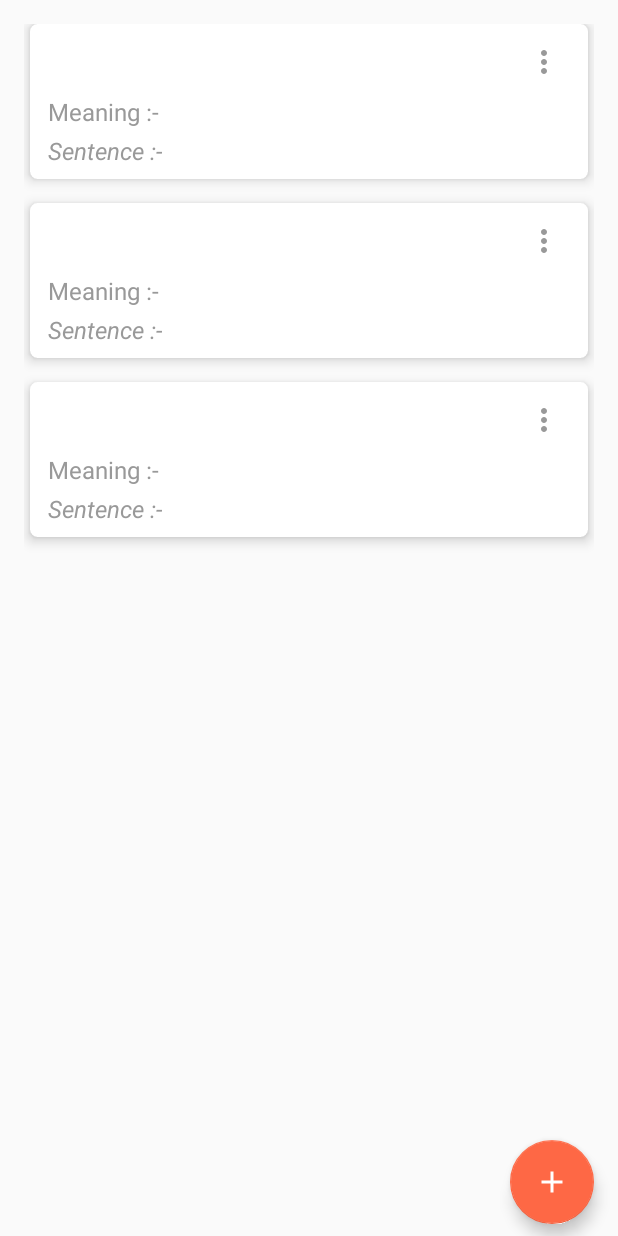
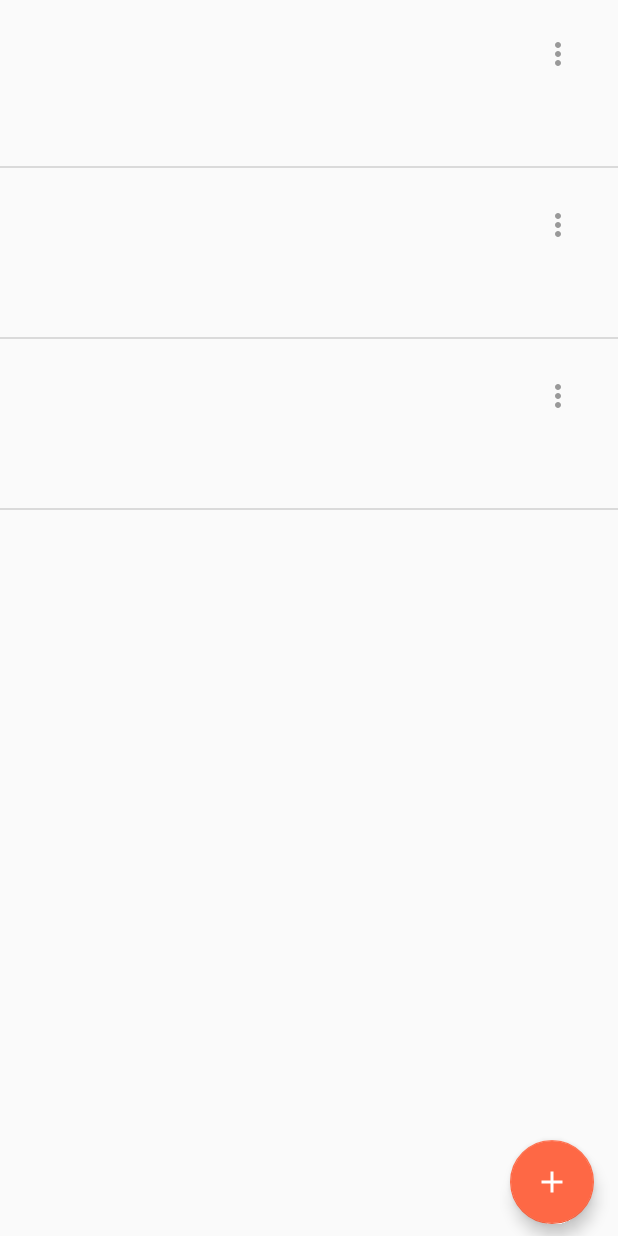
Before and after one commit to ga7uti/DailyVocabulary, an Android app: the layout words_fragment.xml on its own in the app's theme, with its tools: preview values and no code run, on a phone screen of 412 x 824 dp. Run offline under Robolectric (Android 15) with nearby library versions, the phone set to English and light mode, and no system bars.

Commit message:
update words_fragment.xml

```diff
--- a/app/src/main/java/com/dailydictionary/ui/words/WordsAdapter.kt
+++ b/app/src/main/java/com/dailydictionary/ui/words/WordsAdapter.kt
@@ -74,11 +74,11 @@ class WordsAdapter(private var listener: OnDialogClickListener) :
     class WordViewHolder(itemView: View) : RecyclerView.ViewHolder(itemView) {
         fun bind(dictionary: Dictionary) {
             itemView.findViewById<TextView>(R.id.tvWordFragmentWord).text =
-                Utils.capitalize(dictionary.word)
+                Utils.capitalize(dictionary.word.trim())
             itemView.findViewById<TextView>(R.id.tvWordFragmentMeaning).text =
-                dictionary.meaning;
+                itemView.context.getString(R.string.meaning_with_quotes, dictionary.meaning?.trim())
             itemView.findViewById<TextView>(R.id.tvWordFragmentSentence).text =
-                Utils.capitalize(dictionary.sentence);
+                Utils.capitalize(dictionary.sentence?.trim());
         }
     }
 
--- a/app/src/main/res/layout/activity_splash.xml
+++ b/app/src/main/res/layout/activity_splash.xml
@@ -1,18 +1,28 @@
 <?xml version="1.0" encoding="utf-8"?>
-<LinearLayout xmlns:android="http://schemas.android.com/apk/res/android"
+<FrameLayout xmlns:android="http://schemas.android.com/apk/res/android"
     xmlns:app="http://schemas.android.com/apk/res-auto"
     xmlns:tools="http://schemas.android.com/tools"
     android:layout_width="match_parent"
     android:layout_height="match_parent"
-    android:background="@color/colorPrimaryDark"
-    android:gravity="center"
+    android:background="@color/colorWhite"
+    android:orientation="vertical"
     tools:context="com.dailydictionary.ui.activity.SplashActivity">
+
+    <ImageView
+        android:layout_width="@dimen/size_200"
+        android:layout_height="@dimen/size_200"
+        android:layout_gravity="center"
+        android:scaleType="centerCrop"
+        android:src="@mipmap/ic_launcher_foreground"
+        android:contentDescription="@string/app_name" />
 
     <TextView
         android:layout_width="match_parent"
         android:layout_height="wrap_content"
+        android:layout_gravity="bottom"
+        android:textSize="@dimen/text_size_16"
+        android:layout_marginBottom="@dimen/size_24"
         android:gravity="center"
         android:text="@string/app_name"
-        android:textAppearance="@style/TextAppearance.MaterialComponents.Headline4"
-        android:textColor="@color/colorWhite" />
-</LinearLayout>
+        android:textColor="@color/colorTextHint" />
+</FrameLayout>
--- a/app/src/main/res/layout/list_words.xml
+++ b/app/src/main/res/layout/list_words.xml
@@ -1,82 +1,62 @@
 <?xml version="1.0" encoding="utf-8"?>
 
-<androidx.cardview.widget.CardView xmlns:android="http://schemas.android.com/apk/res/android"
+<LinearLayout xmlns:android="http://schemas.android.com/apk/res/android"
     xmlns:app="http://schemas.android.com/apk/res-auto"
     xmlns:tools="http://schemas.android.com/tools"
     android:layout_width="match_parent"
     android:layout_height="wrap_content"
-    android:layout_marginStart="@dimen/size_4"
-    android:layout_marginEnd="@dimen/size_4"
-    android:layout_marginBottom="@dimen/size_16"
-    app:cardCornerRadius="@dimen/size_5"
-    app:cardElevation="@dimen/size_5">
+    android:layout_marginBottom="@dimen/size_2"
+    android:orientation="vertical">
 
     <LinearLayout
         android:layout_width="match_parent"
         android:layout_height="wrap_content"
-        android:orientation="vertical"
-        android:padding="@dimen/size_8">
+        android:layout_marginStart="@dimen/size_16"
+        android:layout_marginTop="@dimen/size_16"
+        android:layout_marginEnd="@dimen/size_16"
+        android:layout_marginBottom="@dimen/size_8"
+        android:orientation="horizontal"
+        tools:ignore="UseCompoundDrawables">
 
         <LinearLayout
-            android:layout_width="match_parent"
+            android:layout_width="0dp"
             android:layout_height="wrap_content"
-            android:orientation="horizontal"
-            tools:ignore="UseCompoundDrawables">
+            android:layout_weight="1"
+            android:orientation="vertical">
 
             <TextView
                 android:id="@+id/tvWordFragmentWord"
-                style="@style/text_view_style_heading"
-                android:layout_width="0dp"
-                android:layout_weight="1" />
+                style="@style/text_view_style_heading" />
 
-            <ImageView
-                android:id="@+id/icWordFragmentMenu"
-                android:layout_width="wrap_content"
-                android:layout_height="wrap_content"
-                android:layout_gravity="center"
-                android:layout_marginEnd="@dimen/size_4"
-                android:layout_marginRight="@dimen/size_4"
-                android:contentDescription="@string/edit"
-                android:padding="@dimen/size_5"
-                android:src="@drawable/ic_menu" />
-        </LinearLayout>
-
-
-        <LinearLayout
-            android:layout_width="match_parent"
-            android:layout_height="wrap_content"
-            android:orientation="horizontal">
-
-            <TextView
-                style="@style/text_view_style_content"
-                android:layout_width="wrap_content"
-                android:text="@string/meaning" />
 
             <TextView
                 android:id="@+id/tvWordFragmentMeaning"
                 style="@style/text_view_style_content"
-                android:layout_width="0dp"
-                android:layout_weight="1" />
-        </LinearLayout>
-
-
-        <LinearLayout
-            android:layout_width="match_parent"
-            android:layout_height="wrap_content"
-            android:orientation="horizontal">
-
-            <TextView
-                style="@style/text_view_style_content"
-                android:layout_width="wrap_content"
-                android:text="@string/sentence"
-                android:textStyle="italic" />
+                android:layout_marginStart="@dimen/size_24"
+                android:layout_marginLeft="@dimen/size_24" />
 
             <TextView
                 android:id="@+id/tvWordFragmentSentence"
                 style="@style/text_view_style_content"
-                android:layout_width="0dp"
-                android:layout_weight="1" />
+                android:layout_marginTop="@dimen/size_8"
+                android:textStyle="italic" />
+
         </LinearLayout>
+
+        <ImageView
+            android:id="@+id/icWordFragmentMenu"
+            android:layout_width="wrap_content"
+            android:layout_height="wrap_content"
+            android:layout_marginEnd="@dimen/size_4"
+            android:layout_marginRight="@dimen/size_4"
+            android:contentDescription="@string/edit"
+            android:padding="@dimen/size_8"
+            android:src="@drawable/ic_menu" />
     </LinearLayout>
 
-</androidx.cardview.widget.CardView>
+
+    <View
+        android:layout_width="match_parent"
+        android:layout_height="1dp"
+        android:background="@color/colorTextHint" />
+</LinearLayout>
--- a/app/src/main/res/layout/words_fragment.xml
+++ b/app/src/main/res/layout/words_fragment.xml
@@ -10,7 +10,6 @@
         android:id="@+id/recyclerview"
         android:layout_width="match_parent"
         android:layout_height="wrap_content"
-        android:layout_margin="16dp"
         app:layoutManager="androidx.recyclerview.widget.LinearLayoutManager"
         tools:listitem="@layout/list_words" />
 
--- a/app/src/main/res/values/strings.xml
+++ b/app/src/main/res/values/strings.xml
@@ -7,8 +7,8 @@
     <string name="search">Search </string>
     <string name="meaning">Meaning :-</string>
     <string name="sentence">Sentence :-</string>
-
     <string name="search_hint">Search Words</string>
+    <string name="meaning_with_quotes">\" %1$s \"</string>
 
     <!--add new word fragment-->
     <string name="add_new_word_fragment">AddWord</string>
@@ -19,6 +19,6 @@
     <string name="empty_not_saved">Word not saved because it is empty.</string>
 
     <!-- misc-->
-    <string name="cannot_edit">Not Editable</string>
+    <string name="cannot_edit">Cannot update word</string>
 
 </resources>
--- a/app/src/main/res/values/styles.xml
+++ b/app/src/main/res/values/styles.xml
@@ -30,12 +30,12 @@
     <style name="text_view_style_heading">
         <item name="android:layout_width">match_parent</item>
         <item name="android:layout_height">wrap_content</item>
-        <item name="android:textSize">@dimen/text_size_20</item>
+        <item name="android:textSize">@dimen/text_size_18</item>
         <item name="android:layout_marginTop">8dp</item>
         <item name="android:layout_gravity">center</item>
         <item name="android:layout_margin">@dimen/size_4</item>
         <item name="android:textColor">@color/colorBlackText</item>
-        <item name="android:textStyle">bold|italic</item>
+        <item name="android:textStyle">bold</item>
     </style>
 
     <style name="text_view_style_content">
@@ -46,7 +46,7 @@
         <item name="android:layout_marginLeft">@dimen/size_4</item>
         <item name="android:layout_marginEnd">@dimen/size_4</item>
         <item name="android:layout_marginRight">@dimen/size_4</item>
-        <item name="android:layout_marginTop">@dimen/size_4</item>
+        <item name="android:layout_marginTop">@dimen/size_2</item>
         <item name="android:textColor">@color/colorSecondaryText</item>
     </style>
 
```
